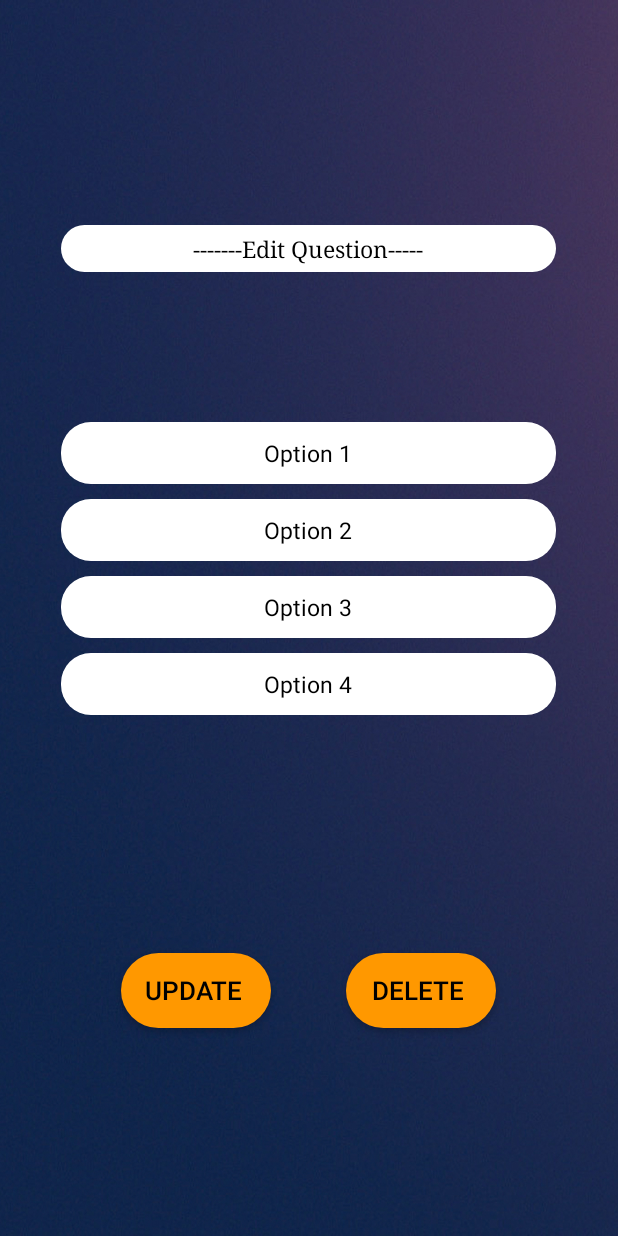
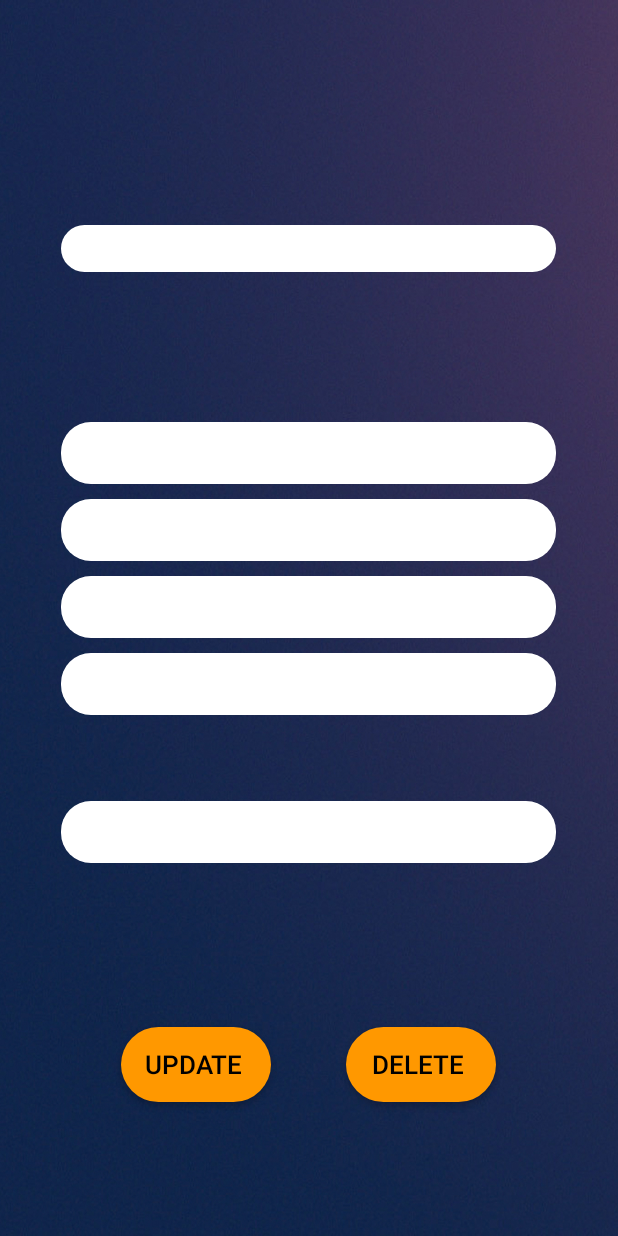
Before and after one commit to udrathnayaka/android-quiz-app, an Android app: the AdminQuestion screen opened directly, with no data from a screen before it, on a phone screen of 412 x 824 dp. Run offline under Robolectric (Android 15) with nearby library versions, the phone set to English and light mode, and no system bars; our stand-ins replace Firebase (no records; nobody signed in at launch, a user with empty details on screens opened directly).

Commit message:
admin list & question view

```diff
--- a/android-quiz-app/app/src/main/java/com/example/quiz_app/AdminQuestion.java
+++ b/android-quiz-app/app/src/main/java/com/example/quiz_app/AdminQuestion.java
@@ -6,10 +6,12 @@ import android.os.Bundle;
 import android.view.View;
 import android.view.WindowManager;
 import android.widget.Button;
+import android.widget.TextView;
 
 public class AdminQuestion extends AppCompatActivity {
 
-    Button btnUpdate;
+    Button btnUpdate, btnDelete;
+    TextView quest, answ, opt1, opt2, opt3, opt4;
 
     @Override
     protected void onCreate(Bundle savedInstanceState) {
@@ -17,16 +19,47 @@ public class AdminQuestion extends AppCompatActivity {
         getWindow().setFlags(WindowManager.LayoutParams.FLAG_FULLSCREEN, WindowManager.LayoutParams.FLAG_FULLSCREEN);
         setContentView(R.layout.activity_admin_question);
 
+        //initialize btns & textviews
+        quest = (TextView) findViewById(R.id.questionn);
+        opt1 = (TextView) findViewById(R.id.onee);
+        opt2 = (TextView) findViewById(R.id.twoo);
+        opt3 = (TextView) findViewById(R.id.threee);
+        opt4 = (TextView) findViewById(R.id.fourr);
+        answ = (TextView) findViewById(R.id.answerr);
+        btnUpdate = (Button) findViewById(R.id.btnUpdate);
+        btnDelete = (Button) findViewById(R.id.btnDelete);
+
+        //get details from list row using intent
+        Intent intent = getIntent();
+        String question = intent.getStringExtra("q");
+        String one = intent.getStringExtra("one");
+        String two = intent.getStringExtra("two");
+        String three = intent.getStringExtra("three");
+        String four = intent.getStringExtra("four");
+        String answer = intent.getStringExtra("ans");
+
         //load question details into the ui when row is clicked
-
-        btnUpdate = findViewById(R.id.btnUpdate);
+        quest.setText(question);
+        opt1.setText(one);
+        opt2.setText(two);
+        opt3.setText(three);
+        opt4.setText(four);
+        answ.setText(answer);
 
         btnUpdate.setOnClickListener(new View.OnClickListener() {
             @Override
             public void onClick(View v) {
+                //redirect to update activity
                 Intent i = new Intent(getApplicationContext(),UpdateActivity.class);
                 startActivity(i);
             }
         });
+
+        btnDelete.setOnClickListener(new View.OnClickListener (){
+            @Override
+            public void onClick(View view) {
+                //code to delete selected record
+            }
+        });
     }
 }
--- a/android-quiz-app/app/src/main/java/com/example/quiz_app/AdminQuestionList.java
+++ b/android-quiz-app/app/src/main/java/com/example/quiz_app/AdminQuestionList.java
@@ -1,10 +1,13 @@
 package com.example.quiz_app;
 
 import android.content.Intent;
+import android.support.annotation.NonNull;
+import android.support.annotation.Nullable;
 import android.support.design.widget.FloatingActionButton;
 import android.support.design.widget.Snackbar;
 import android.support.v7.app.AppCompatActivity;
 import android.os.Bundle;
+import android.util.Log;
 import android.view.View;
 import android.view.WindowManager;
 import android.widget.AdapterView;
@@ -13,19 +16,26 @@ import android.widget.ListView;
 import android.widget.Toast;
 
 import com.example.quiz_app.Model.Question;
+import com.google.firebase.database.ChildEventListener;
+import com.google.firebase.database.DataSnapshot;
+import com.google.firebase.database.DatabaseError;
 import com.google.firebase.database.DatabaseReference;
 import com.google.firebase.database.FirebaseDatabase;
 
 import java.util.ArrayList;
 import java.util.List;
 
+import static com.example.quiz_app.R.layout.question_row;
+
 public class AdminQuestionList extends AppCompatActivity {
 
     ListView listView;
     FloatingActionButton fab;
-    DatabaseReference ref;
+    DatabaseReference ref, ref1;
     //list to store questions from db
     List<Question> questions;
+    ArrayAdapter<String>arrayAdapter;
+    List<String> q;
 
     @Override
     protected void onCreate(Bundle savedInstanceState) {
@@ -38,15 +48,50 @@ public class AdminQuestionList extends AppCompatActivity {
 
         ref= FirebaseDatabase.getInstance().getReference("questions");
         questions = new ArrayList<>();
+        q = new ArrayList<>();
+        final String[] idd = new String[1];
+
+        ref.addChildEventListener(new ChildEventListener() {
+            @Override
+            public void onChildAdded(@NonNull DataSnapshot dataSnapshot, @Nullable String s) {
+                Question value = dataSnapshot.getValue(Question.class);
+                //idd[0] = dataSnapshot.getKey();
+                //Log.e("iddddd",idd[0]);
+                questions.add(value);
+                q.add(value.getQuestion());
+                arrayAdapter = new ArrayAdapter<String>(AdminQuestionList.this, android.R.layout.simple_list_item_1, q);
+                listView.setAdapter(arrayAdapter);
+            }
+
+            @Override
+            public void onChildChanged(@NonNull DataSnapshot dataSnapshot, @Nullable String s) {
+
+            }
+
+            @Override
+            public void onChildRemoved(@NonNull DataSnapshot dataSnapshot) {
+
+            }
+
+            @Override
+            public void onChildMoved(@NonNull DataSnapshot dataSnapshot, @Nullable String s) {
+
+            }
+
+            @Override
+            public void onCancelled(@NonNull DatabaseError databaseError) {
+
+            }
+        });
 
         listView.setOnItemClickListener(new AdapterView.OnItemClickListener() {
             @Override
             public void onItemClick(AdapterView<?> parent, View view, int i, long id) {
-                //Toast.makeText(AdminQuestionList.this,"Clicked Item:"+1+""+arrayList.get(i).toString(),Toast.LENGTH_SHORT).show();
-
                 Question question = questions.get(i);
                 Intent i2 =new Intent(AdminQuestionList.this,AdminQuestion.class);
 
+                //i2.putExtra("id",idd);
+                //Log.e("id", String.valueOf(idd[0]));
                 i2.putExtra("q",question.getQuestion());
                 i2.putExtra("one",question.getOption1());
                 i2.putExtra("two",question.getOption2());
@@ -55,7 +100,6 @@ public class AdminQuestionList extends AppCompatActivity {
                 i2.putExtra("ans",question.getAnswer());
 
                 startActivity(i2);
-
             }
         });
 
--- a/android-quiz-app/app/src/main/res/layout/activity_admin_question.xml
+++ b/android-quiz-app/app/src/main/res/layout/activity_admin_question.xml
@@ -8,69 +8,85 @@
     android:layout_centerVertical="true"
     android:gravity="center" >
 
-    <EditText
-        android:id="@+id/questionTxt"
+    <TextView
+        android:id="@+id/questionn"
         android:layout_width="330dp"
+        android:layout_height="wrap_content"
         android:layout_marginTop="150dp"
-        android:layout_height="wrap_content"
+        android:background="@drawable/login_ui"
         android:gravity="center"
         android:padding="5dp"
         android:text="-------Edit Question-----"
         android:textAlignment="center"
         android:textColor="#000000"
-        android:background="@drawable/login_ui"
         android:textSize="15sp"
         android:typeface="serif" />
 
-    <EditText
-        android:id="@+id/button1"
-        android:layout_marginTop="100dp"
+    <TextView
+        android:id="@+id/onee"
         android:layout_width="330dp"
         android:layout_height="wrap_content"
+        android:layout_marginTop="100dp"
+        android:background="@drawable/login_ui"
+        android:padding="10dp"
+        android:text="Option 1"
         android:textAlignment="center"
-        android:background="@drawable/login_ui"
         android:textColor="#000000"
-        android:padding="10dp"
-        android:textSize="15dp"
-        android:text="Option 1"/>
+        android:textSize="15dp" />
 
-    <EditText
-        android:id="@+id/button2"
-        android:layout_marginTop="10dp"
+    <TextView
+        android:id="@+id/twoo"
         android:layout_width="330dp"
         android:layout_height="wrap_content"
+        android:layout_marginTop="10dp"
+        android:background="@drawable/login_ui"
+        android:padding="10dp"
+        android:text="Option 2"
         android:textAlignment="center"
-        android:background="@drawable/login_ui"
         android:textColor="#000000"
-        android:textSize="15dp"
-        android:padding="10dp"
-        android:text="Option 2"/>
+        android:textSize="15dp" />
 
-    <EditText
-        android:id="@+id/button3"
-        android:layout_marginTop="10dp"
+    <TextView
+        android:id="@+id/threee"
         android:layout_width="330dp"
         android:layout_height="wrap_content"
+        android:layout_marginTop="10dp"
+        android:background="@drawable/login_ui"
+        android:padding="10dp"
+        android:text="Option 3"
         android:textAlignment="center"
-        android:background="@drawable/login_ui"
         android:textColor="#000000"
-        android:padding="10dp"
-        android:textSize="15dp"
-        android:text="Option 3"/>
+        android:textSize="15dp" />
 
-    <EditText
-        android:id="@+id/button4"
-        android:layout_marginTop="10dp"
+    <TextView
+        android:id="@+id/fourr"
         android:layout_width="330dp"
         android:layout_height="wrap_content"
+        android:layout_marginTop="10dp"
+        android:background="@drawable/login_ui"
+        android:padding="10dp"
+        android:text="Option 4"
         android:textAlignment="center"
+        android:textColor="#000000"
+        android:textSize="15dp" />
+
+    <Space
+        android:layout_width="match_parent"
+        android:layout_height="47dp" />
+
+    <TextView
+        android:id="@+id/answerr"
+        android:layout_width="330dp"
+        android:layout_height="wrap_content"
+        android:layout_marginTop="10dp"
         android:background="@drawable/login_ui"
+        android:padding="10dp"
+        android:text="Answer"
+        android:textAlignment="center"
         android:textColor="#000000"
-        android:padding="10dp"
-        android:textSize="15dp"
-        android:text="Option 4"/>
+        android:textSize="15dp" />
 
-   <LinearLayout
+    <LinearLayout
        android:layout_width="match_parent"
        android:layout_height="match_parent"
        android:orientation="horizontal"
```
